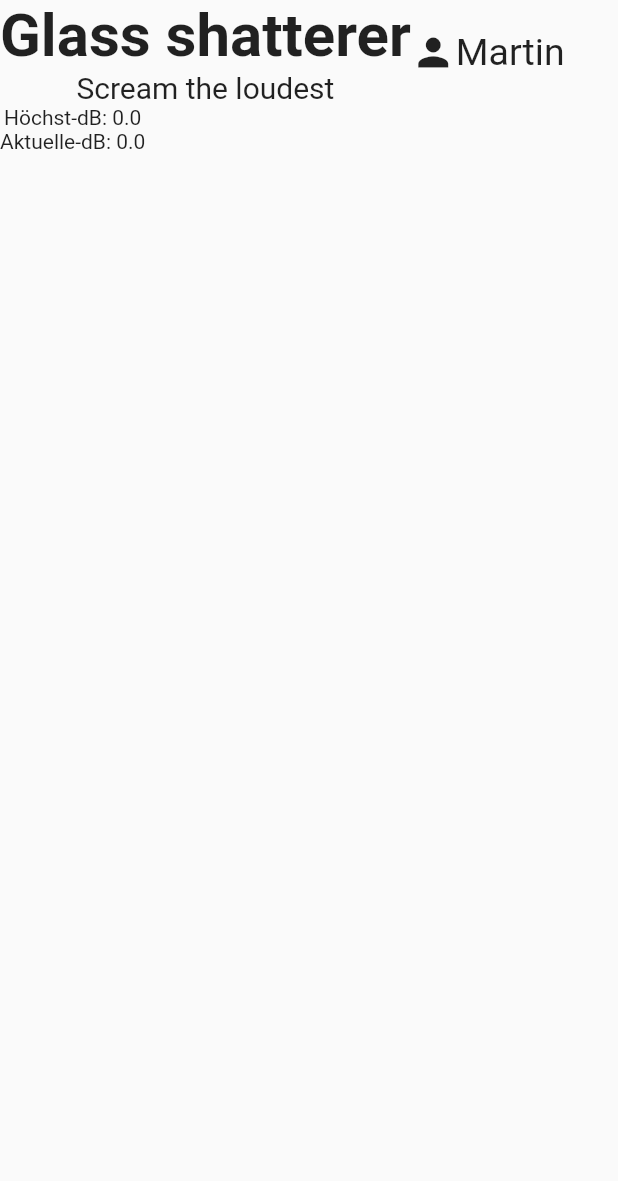
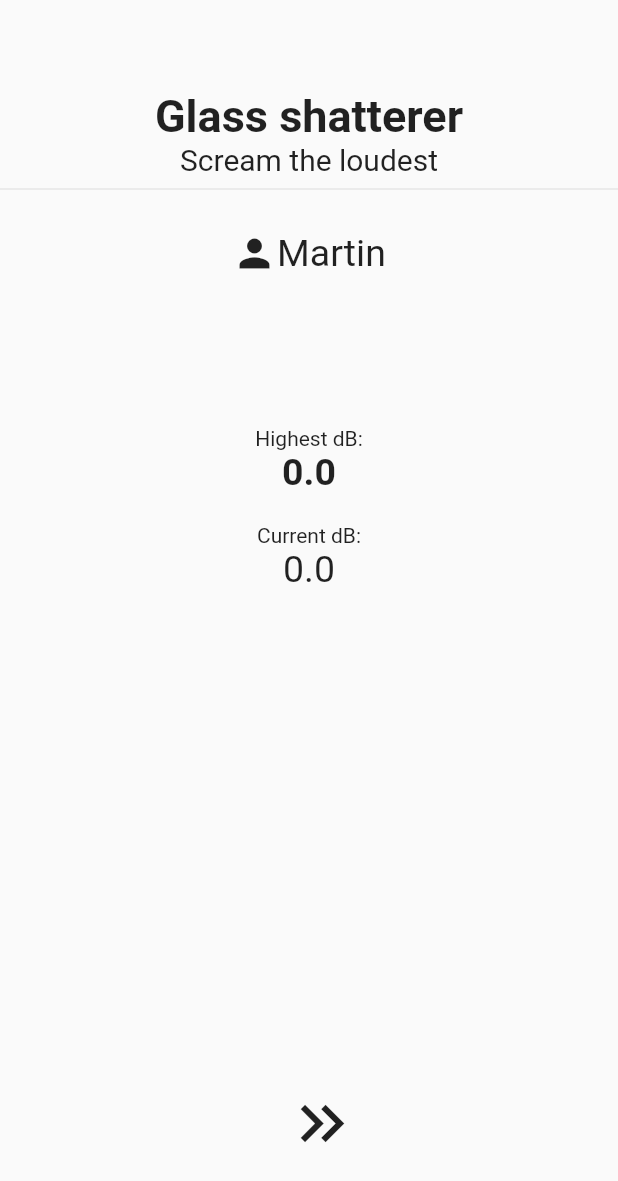
Before and after one commit to Swissforce/sensor_tournament, a Flutter app: the GameScreamPage screen opened directly, on a phone screen of 412 x 824 dp. Shown: the top 1181 px of the screen. Run offline on Flutter 3.47's test engine with Material 2 defaults, Android fonts, the phone set to English and light mode, and no system bars; missing offline and left inert: noise_meter.

Commit message:
finished Scream-game page and the winner page

```diff
--- a/lib/model/game.dart
+++ b/lib/model/game.dart
@@ -1,3 +1,4 @@
+import 'dart:collection';
 import 'package:flutter/material.dart';
 import 'package:provider/provider.dart';
 
@@ -6,8 +7,14 @@ import 'package:sensor_tournament/model/player.dart';
 class Game extends ChangeNotifier {
   late List<Player> _players;
   late Map<Player, int> _playerScore = Map();
+
   int _currentPlayerIndex = 0;
   int _highestScorePlayerIndex = 0;
+
+  String _currentGameName = "";
+  String _endHighestValue = "";
+  String _valueSuffix = "";
+
 
 
   //Constructor
@@ -32,6 +39,12 @@ class Game extends ChangeNotifier {
 
   int get highestScorePlayerIndex => _highestScorePlayerIndex;
 
+  String get currentGameName => _currentGameName;
+
+  String get endHighestValue => _endHighestValue;
+
+  String get valueSuffix => _valueSuffix;
+
 
 
   //Setter
@@ -53,4 +66,31 @@ class Game extends ChangeNotifier {
   }
 
 
+
+  void endGame(String gameName, String highestValue, [String? valueSuffix]){
+    _currentGameName = gameName;
+    _endHighestValue = highestValue;
+    if (valueSuffix != null) _valueSuffix = valueSuffix;
+    _distributePoints();
+  }
+
+  void _distributePoints(){
+    if (_players.length - _currentPlayerIndex > 1){
+      return;
+    }
+
+    //https://stackoverflow.com/questions/30620546/how-to-sort-map-value
+    var sortedPlayerScore = _playerScore.keys.toList(growable:false)
+      ..sort((k1, k2) => _playerScore[k2]!.compareTo(_playerScore[k1]!));
+    LinkedHashMap sortedMap = LinkedHashMap
+        .fromIterable(sortedPlayerScore, key: (k) => k, value: (k) => _playerScore[k]);
+
+    //1.Platz = 3pts, 2. = 2pts, 3 = 1pt, 4+ = 0pts
+    for(int i = 0; i < 3; i++){
+      sortedPlayerScore[i].addPoints(3 - i);
+    }
+
+  }
+
+
 }
--- a/lib/pages/game_scream_page.dart
+++ b/lib/pages/game_scream_page.dart
@@ -6,6 +6,8 @@ import 'package:noise_meter/noise_meter.dart';
 
 import 'package:sensor_tournament/model/player.dart';
 import 'package:sensor_tournament/model/game.dart';
+import 'package:sensor_tournament/pages/game_selection_page.dart';
+import 'package:sensor_tournament/pages/game_winner_page.dart';
 
 
 
@@ -15,13 +17,20 @@ class GameScreamPage extends StatefulWidget{
 }
 
 class _GameScreamPage extends State<GameScreamPage>{
+  String gameName = "Glass shatterer";
+  String gameDesc = "Scream the loudest";
+
+  late Game game;
   double _currentDecibel = 0, _maxDecibelPlayer = 0;
   late StreamSubscription<NoiseReading> _noiseSubscription;
 
   @override
   void initState() {
     super.initState();
+    startReadingDecibel();
+  }
 
+  void startReadingDecibel(){
     _noiseSubscription = NoiseMeter().noiseStream.listen((NoiseReading noiseReading) {
       setState(() {
         _currentDecibel = double.parse(noiseReading.meanDecibel.toStringAsFixed(1));
@@ -32,6 +41,11 @@ class _GameScreamPage extends State<GameScreamPage>{
     });
   }
 
+  void stopReadingDecibel(){
+    _noiseSubscription.cancel();
+    _currentDecibel = 0;
+    _maxDecibelPlayer = 0;
+  }
 
   @override
   Widget build(BuildContext context) {
@@ -39,8 +53,18 @@ class _GameScreamPage extends State<GameScreamPage>{
       body: Center(
         child: Column(
           children: [
-            header(context),
-            screamGame(context),
+            const SizedBox(
+              height: 60,
+            ),
+            headerWidget(context),
+            const SizedBox(
+              height: 100,
+            ),
+            Expanded(child: gameWidget(context)),
+            buttonsWidget(context),
+            const SizedBox(
+              height: 60,
+            ),
             //Expanded(child: playerList(context)),
             //playerForm(context),
           ],
@@ -49,40 +73,77 @@ class _GameScreamPage extends State<GameScreamPage>{
     );
   }
 
-  Widget header(BuildContext context){
-    var game = Provider.of<Game>(context);
+  Widget headerWidget(BuildContext context){
+    game = Provider.of<Game>(context);
     Icon profilePicture = Icon(Icons.person);
 
     if (game.players[game.currentPlayerIndex].picture != profilePicture){
       profilePicture = game.players[game.currentPlayerIndex].picture;
     }
 
-
-    return Row(
-      //mainAxisAlignment: MainAxisAlignment.center,
-        children: [
-          Column(
-            children: [
-              Text("Glass shatterer", style: TextStyle(fontSize: 40, fontWeight: FontWeight.bold)),
-              Text("Scream the loudest", style: TextStyle(fontSize: 20))
-            ],
-          ),
-          Icon(profilePicture.icon, size: 30),
-          Text(game.players[game.currentPlayerIndex].name, style: TextStyle(fontSize: 25),)
-        ],
-      );
+    return Column(
+      children: [
+        Text("$gameName", style: TextStyle(fontSize: 30, fontWeight: FontWeight.bold)),
+        Text("$gameDesc", style: TextStyle(fontSize: 20)),
+        Divider(),
+        const SizedBox(
+          height: 20,
+        ),
+        Row(
+          mainAxisAlignment: MainAxisAlignment.center,
+          children: [
+            Icon(profilePicture.icon, size: 30),
+            Flexible(
+              child: Container(
+                child: Text(game.players[game.currentPlayerIndex].name, style: TextStyle(fontSize: 25)),
+              ),
+            ),
+          ],
+        )
+      ],
+    );
   }
 
 
-  Widget screamGame(BuildContext context){
+  Widget gameWidget(BuildContext context){
     return Row(
+      mainAxisAlignment: MainAxisAlignment.center,
       children: [
         Column(
           children: [
-            Text("Höchst-dB: $_maxDecibelPlayer"),
-            Text("Aktuelle-dB: $_currentDecibel"),
+            Text("Highest dB:"),
+            Text("$_maxDecibelPlayer", style: TextStyle(fontSize: 25,fontWeight: FontWeight.bold)),
+            const SizedBox(
+              height: 20,
+            ),
+            Text("Current dB:"),
+            Text("$_currentDecibel", style: TextStyle(fontSize: 25)),
           ],
         ),
+      ],
+    );
+  }
+
+
+  Widget buttonsWidget(BuildContext context){
+    game = Provider.of<Game>(context);
+
+    return Row(
+      mainAxisAlignment: MainAxisAlignment.center,
+      children: [
+        IconButton(
+          icon: Icon(Icons.keyboard_double_arrow_right, size: 50),
+          onPressed: () {
+            if(!game.nextPlayer()){
+              game.endGame(gameName, _maxDecibelPlayer.toString(), "dB");
+              stopReadingDecibel();
+
+              Navigator.push(context, MaterialPageRoute(builder: (context) {
+                return GameWinnerPage();
+              }));
+            }
+          },
+        )
       ],
     );
   }
@@ -91,111 +152,4 @@ class _GameScreamPage extends State<GameScreamPage>{
 
 
 
-
-
-
-
-
-
-
-
-
-
-
-/*
-
-  Widget playerList(BuildContext context){
-    var players = Provider.of<PlayerList>(context);
-
-    return ListView.builder(
-      itemCount: players.players.length,
-      itemBuilder: (context, index) {
-        return Center(
-          child: Row(
-            mainAxisAlignment: MainAxisAlignment.center,
-            children: [
-              const SizedBox(
-                height: 60,
-              ),
-
-              Container(
-                margin: EdgeInsets.all(30),
-                child: IconButton(
-                  icon: Icon(Icons.person, size: 40),
-                  onPressed: () {},
-                ),
-              ),
-
-              Flexible(
-                child: Container(
-                  width: MediaQuery.of(context).size.width * 0.7,
-                  child: Text(players.players[index].name, style: TextStyle(fontSize: 30)),
-                ),
-              ),
-
-              Container(
-                margin: EdgeInsets.all(30),
-                child: IconButton(
-                  icon: Icon(Icons.close, size: 40),
-                  onPressed: () {
-                    if (players.players.length > 1){
-                      players.deletePlayer(index);
-                    }
-                  },
-                ),
-              ),
-            ],
-          ),
-        );
-      },
-    );
-
-
-  }
-
-  Widget playerForm(BuildContext context){
-    var players = Provider.of<PlayerList>(context);
-
-    return Center(
-      child: Row(
-        mainAxisAlignment: MainAxisAlignment.center,
-        children: [
-          Container(
-            margin: EdgeInsets.all(30),
-            child: IconButton(
-              icon: Icon(Icons.camera_alt, size: 30),
-              onPressed: () {
-                // Bild aufnehmen
-              },
-            ),
-          ),
-
-          Expanded(
-            child: Container(
-              width: MediaQuery.of(context).size.width * 0.7,
-              child: TextField(
-                controller: textController,
-              ),
-            ),
-          ),
-
-          Container(
-            margin: EdgeInsets.all(30),
-            child: IconButton(
-              icon: Icon(Icons.send, size: 30),
-              onPressed: () {
-                if (textController.text.isNotEmpty){
-                  players.addPlayer(textController.text);
-                  textController.clear();
-                }
-              },
-            ),
-          ),
-        ],
-      ),
-    );
-  }
-  */
-
-
 }
```
Also changed, not shown: lib/model/player.dart (+7 -0 lines), lib/pages/game_winner_page.dart (added, +135 -0 lines).
